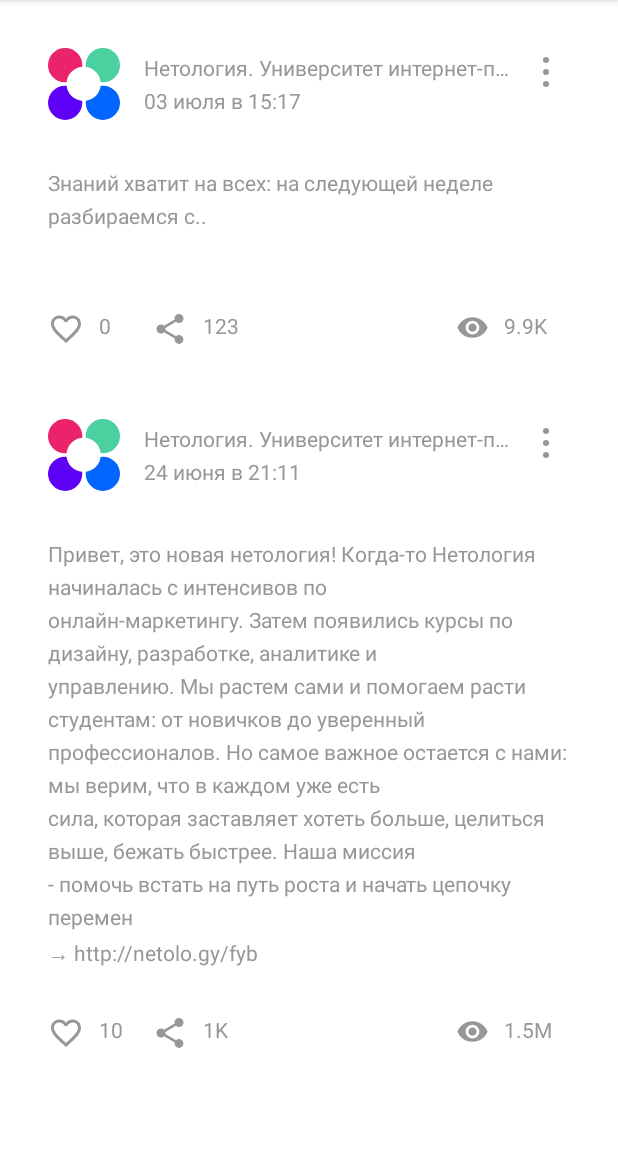
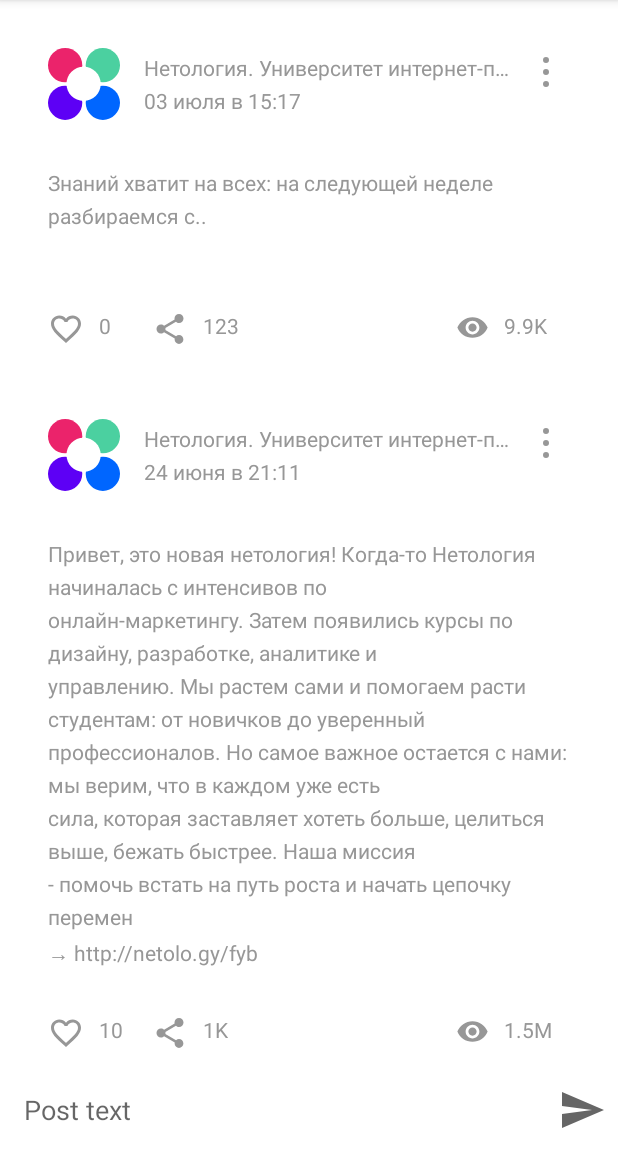
Before and after one commit to dimryb/NMedia, an Android app: the screen it shows after launch (MainActivity), on a phone screen of 412 x 824 dp, the part 84-1236 px from its top. Run offline under Robolectric (Android 15) with nearby library versions, the phone set to English and light mode, and no system bars.

Commit message:
Добавил функцию добавления нового поста

```diff
--- a/app/src/main/java/ru/netology/nmedia/presentation/PostViewModel.kt
+++ b/app/src/main/java/ru/netology/nmedia/presentation/PostViewModel.kt
@@ -1,14 +1,44 @@
 package ru.netology.nmedia.presentation
 
+import androidx.lifecycle.MutableLiveData
 import androidx.lifecycle.ViewModel
+import ru.netology.nmedia.domain.Post
 import ru.netology.nmedia.repository.PostRepository
 import ru.netology.nmedia.repository.PostRepositoryInMemoryImpl
 
 class PostViewModel : ViewModel() {
 
+    private val empty = Post(
+        id = 0,
+        content = "",
+        author = "",
+        authorAvatar = "",
+        likedByMe = false,
+        published = ""
+    )
+
     private val repository: PostRepository = PostRepositoryInMemoryImpl()
     val data = repository.get()
+    val edited = MutableLiveData(empty)
+
     fun like(postId: Long) = repository.like(postId)
     fun share(postId: Long) = repository.share(postId)
     fun removeById(postId: Long) = repository.removeById(postId)
+
+    fun save() {
+        edited.value?.let {
+            repository.save(it)
+        }
+        edited.value = empty
+    }
+
+    fun editContent(content: String){
+        edited.value?.let {
+            val text = content.trim()
+            if (it.content == text) {
+                return
+            }
+            edited.value = it.copy(content = text)
+        }
+    }
 }
--- a/app/src/main/java/ru/netology/nmedia/repository/PostRepository.kt
+++ b/app/src/main/java/ru/netology/nmedia/repository/PostRepository.kt
@@ -8,4 +8,5 @@ interface PostRepository {
     fun like(postId: Long)
     fun share(postId: Long)
     fun removeById(id: Long)
+    fun save(post: Post)
 }
--- /dev/null
+++ b/app/src/main/res/drawable/ic_baseline_send_24.xml
@@ -0,0 +1,11 @@
+<vector xmlns:android="http://schemas.android.com/apk/res/android"
+    android:width="32dp"
+    android:height="32dp"
+    android:viewportWidth="24"
+    android:viewportHeight="24"
+    android:tint="?attr/colorControlNormal"
+    android:autoMirrored="true">
+  <path
+      android:fillColor="@android:color/white"
+      android:pathData="M2.01,21L23,12 2.01,3 2,10l15,2 -15,2z"/>
+</vector>
--- a/app/src/main/res/layout/activity_main.xml
+++ b/app/src/main/res/layout/activity_main.xml
@@ -1,6 +1,5 @@
 <?xml version="1.0" encoding="utf-8"?>
-<androidx.constraintlayout.widget.ConstraintLayout
-    xmlns:android="http://schemas.android.com/apk/res/android"
+<androidx.constraintlayout.widget.ConstraintLayout xmlns:android="http://schemas.android.com/apk/res/android"
     xmlns:app="http://schemas.android.com/apk/res-auto"
     xmlns:tools="http://schemas.android.com/tools"
     android:id="@+id/container"
@@ -13,9 +12,45 @@
         android:layout_width="0dp"
         android:layout_height="0dp"
         app:layoutManager="androidx.recyclerview.widget.LinearLayoutManager"
-        app:layout_constraintBottom_toBottomOf="parent"
+        app:layout_constraintBottom_toTopOf="@id/toolsTop"
         app:layout_constraintEnd_toEndOf="parent"
         app:layout_constraintStart_toStartOf="parent"
         app:layout_constraintTop_toTopOf="parent"
         tools:listitem="@layout/card_post" />
+
+    <androidx.constraintlayout.widget.Barrier
+        android:id="@+id/toolsTop"
+        android:layout_width="wrap_content"
+        android:layout_height="wrap_content"
+        app:barrierDirection="top"
+        app:layout_constraintTop_toBottomOf="@id/posts_list"
+        app:constraint_referenced_ids="content, save"/>
+
+    <EditText
+        android:id="@+id/content"
+        android:layout_width="0dp"
+        android:layout_height="wrap_content"
+        android:background="@android:color/transparent"
+        android:hint="@string/post_input_hint"
+        android:importantForAutofill="no"
+        android:inputType="textMultiLine"
+        android:padding="@dimen/common_spacing"
+        app:layout_constraintBottom_toBottomOf="parent"
+        app:layout_constraintEnd_toStartOf="@id/save"
+        app:layout_constraintStart_toStartOf="parent"
+        app:layout_constraintTop_toTopOf="@id/toolsTop" />
+
+    <ImageView
+        android:id="@+id/save"
+        android:layout_width="wrap_content"
+        android:layout_height="wrap_content"
+        android:padding="@dimen/common_spacing_small"
+        app:layout_constraintBottom_toBottomOf="parent"
+        app:layout_constraintEnd_toEndOf="parent"
+        app:layout_constraintTop_toBottomOf="@id/toolsTop"
+        app:srcCompat="@drawable/ic_baseline_send_24"
+
+        />
+
+
 </androidx.constraintlayout.widget.ConstraintLayout>
--- a/app/src/main/res/values/dimens.xml
+++ b/app/src/main/res/values/dimens.xml
@@ -4,4 +4,5 @@
     <dimen name="common_spacing">16dp</dimen>
     <dimen name="menu_margin_size">16dp</dimen>
     <dimen name="index_spacing">10dp</dimen>
+    <dimen name="common_spacing_small">8dp</dimen>
 </resources>
--- a/app/src/main/res/values/strings.xml
+++ b/app/src/main/res/values/strings.xml
@@ -4,4 +4,6 @@
     <string name="description_post_author_avatar">Author avatar</string>
     <string name="description_menu">Menu</string>
     <string name="option_menu_remove">Remove</string>
+    <string name="post_input_hint">Post text</string>
+    <string name="empty_post_error">Post is blank</string>
 </resources>
```
Also changed, not shown: app/src/main/java/ru/netology/nmedia/presentation/MainActivity.kt (+18 -1 lines), app/src/main/java/ru/netology/nmedia/repository/PostRepositoryInMemoryImpl.kt (+13 -0 lines), app/src/main/java/ru/netology/nmedia/util/AndroidUtils.kt (added, +13 -0 lines), 1 other file.
